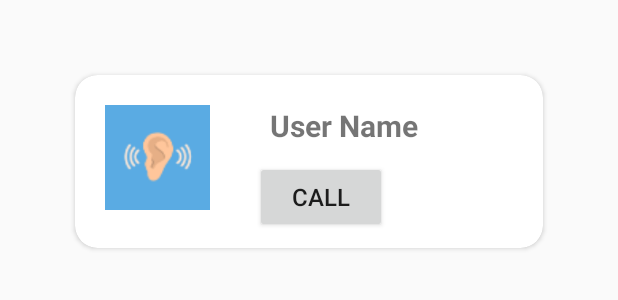
After one commit to ikhsanhabibi/lending-ears, an Android app: the layout all_users.xml on its own in the app's theme, with its tools: preview values and no code run, on a phone screen of 412 x 824 dp. The commit adds this screen. Shown: the top 300 px of the screen. Run offline under Robolectric (Android 15) with nearby library versions, the phone set to English and light mode, and no system bars.

Commit message:
Unfinished voice call

```diff
--- a/app/src/main/java/com/example/myapplication/LoginActivity.java
+++ b/app/src/main/java/com/example/myapplication/LoginActivity.java
@@ -114,12 +114,13 @@ public class LoginActivity extends AppCompatActivity {
                     progressBar.setVisibility(View.GONE);
                     Toast.makeText(LoginActivity.this, "Logged in successfully", Toast.LENGTH_SHORT).show();
                     finish();
-                    Intent intent = new Intent(LoginActivity.this, GoOnlineActivity.class);
+                    Intent intent = new Intent(LoginActivity.this, HomeScreenActivity.class);
                     intent.addFlags(Intent.FLAG_ACTIVITY_CLEAR_TOP);
                     startActivity(intent);
                 }
                 else{
-                    Toast.makeText(getApplicationContext(), task.getException().getMessage(),Toast.LENGTH_SHORT).show();
+                    Toast.makeText(getApplicationContext(), "User could not be logged in",Toast.LENGTH_SHORT).show();
+                    progressBar.setVisibility(View.INVISIBLE);
                 }
             }
         });
--- a/app/src/main/java/com/example/myapplication/MainActivity.java
+++ b/app/src/main/java/com/example/myapplication/MainActivity.java
@@ -7,7 +7,6 @@ import android.os.Bundle;
 import android.view.View;
 import android.widget.Button;
 
-import com.google.firebase.auth.FirebaseAuth;
 
 public class MainActivity extends AppCompatActivity {
 
@@ -42,7 +41,7 @@ public class MainActivity extends AppCompatActivity {
         signIn.setOnClickListener(new View.OnClickListener() {
             @Override
             public void onClick(View v) {
-                Intent s = new Intent(getApplicationContext(), CategoryFormActivity.class);
+                Intent s = new Intent(getApplicationContext(), LoginActivity.class);
                 startActivity(s);
             }
         });
--- a/app/src/main/res/layout/activity_home_screen.xml
+++ b/app/src/main/res/layout/activity_home_screen.xml
@@ -77,6 +77,7 @@
     <ImageView
         android:layout_width="150dp"
         android:layout_height="150dp"
+        android:id="@+id/tell_your_story_icon"
         android:background="@drawable/tell_your_story_icon"
         android:clickable="true"
         android:scaleType="fitCenter"
@@ -90,6 +91,7 @@
     <ImageView
         android:layout_width="150dp"
         android:layout_height="150dp"
+        android:id="@+id/listen_a_story_icon"
         android:background="@drawable/listen_a_story_icon"
         android:clickable="true"
         android:scaleType="fitCenter"
--- /dev/null
+++ b/app/src/main/res/layout/all_users.xml
@@ -0,0 +1,57 @@
+<?xml version="1.0" encoding="utf-8"?>
+
+<android.support.v7.widget.CardView xmlns:android="http://schemas.android.com/apk/res/android"
+    android:layout_width="match_parent"
+    android:layout_height="wrap_content"
+    xmlns:app="http://schemas.android.com/apk/res-auto"
+    android:id="@+id/cardView"
+    android:layout_margin="50dp"
+    app:cardCornerRadius="15dp"
+    app:cardBackgroundColor="#ffff"
+    >
+
+    <LinearLayout
+        android:orientation="horizontal"
+        android:layout_width="match_parent"
+        android:layout_height="wrap_content">
+
+        <ImageView
+            android:layout_width="70dp"
+            android:layout_height="70dp"
+            android:orientation="vertical"
+         android:layout_margin="20dp"
+            android:src="@drawable/logo_ears"
+            android:id="@+id/itemImage"/>
+
+        <LinearLayout
+            android:layout_width="match_parent"
+            android:layout_height="wrap_content"
+            android:orientation="vertical"
+            android:layout_margin="10dp"
+            >
+
+            <TextView
+                android:layout_width="match_parent"
+                android:layout_height="wrap_content"
+                android:text="User Name"
+                android:id="@+id/itemName"
+                android:padding="10dp"
+                android:textSize="20sp"
+                android:textStyle="bold"
+                />
+
+            <Button
+                android:layout_width="wrap_content"
+                android:layout_height="wrap_content"
+                android:text="CALL"
+                android:id="@+id/callButton"
+                android:textSize="16sp"
+                />
+
+        </LinearLayout>
+
+    </LinearLayout>
+
+
+
+</android.support.v7.widget.CardView>
```
Also changed, not shown: app/build.gradle (+7 -2 lines), app/src/main/AndroidManifest.xml (+9 -1 lines), app/src/main/java/com/example/myapplication/Adapters/AllUsersAdapter.java (added, +68 -0 lines), app/src/main/java/com/example/myapplication/CategoryFormActivity.java (+19 -0 lines), app/src/main/java/com/example/myapplication/HomeScreenActivity.java (+17 -0 lines), app/src/main/java/com/example/myapplication/Model/User.java (added, +49 -0 lines), app/src/main/java/com/example/myapplication/SignUpActivity.java (+26 -5 lines), app/src/main/java/com/example/myapplication/VoiceCallActivity.java (added, +217 -0 lines), app/src/main/res/layout/activity_voice_call.xml (added, +15 -0 lines), app/src/main/res/menu/menu.xml (added, +7 -0 lines), 2 other files.
